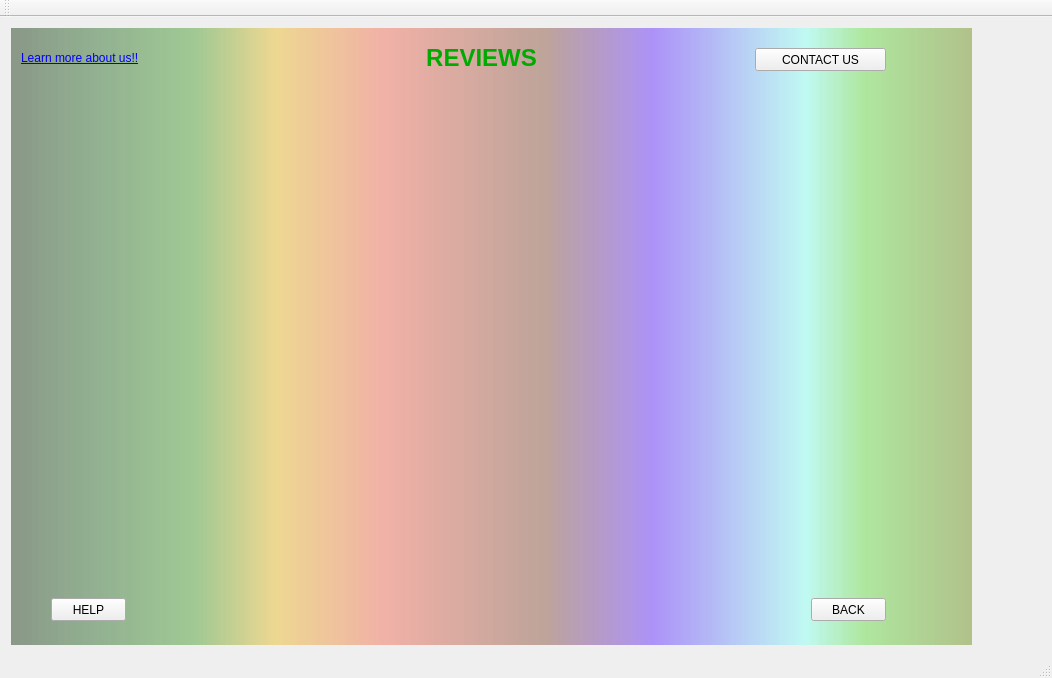
Qt form mainwindow.ui (TheSoullessOne/Group-Project-2) before a commit.
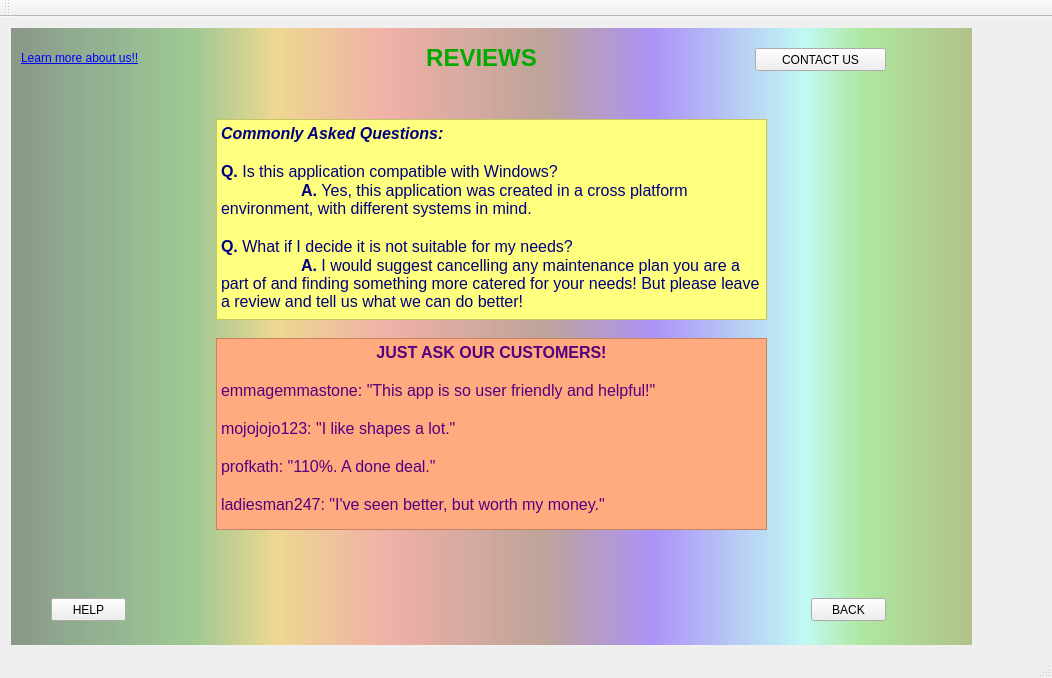
The same form after that commit. The open tabs and pages were chosen to show the change. Custom widgets are drawn as their Qt base class.

Commit message: review page

Patch:
```diff
--- a/mainwindow.ui
+++ b/mainwindow.ui
@@ -24,7 +24,7 @@
        <string notr="true"/>
       </property>
       <property name="currentIndex">
-       <number>4</number>
+       <number>3</number>
       </property>
       <widget class="QWidget" name="login_page">
        <property name="sizePolicy">
@@ -866,12 +866,69 @@
          <string>&lt;html&gt;&lt;head/&gt;&lt;body&gt;&lt;p&gt;&lt;a href=&quot;https://youtu.be/L2WIg3xoSw8&quot;&gt;&lt;span style=&quot; text-decoration: underline; color:#0000ff;&quot;&gt;Learn more about us!!&lt;/span&gt;&lt;/a&gt;&lt;/p&gt;&lt;/body&gt;&lt;/html&gt;</string>
         </property>
        </widget>
+       <widget class="QTextBrowser" name="commonlyAskedQs">
+        <property name="geometry">
+         <rect>
+          <x>205</x>
+          <y>91</y>
+          <width>551</width>
+          <height>201</height>
+         </rect>
+        </property>
+        <property name="styleSheet">
+         <string notr="true">background-color: rgb(155, 255, 202);
+background-color: rgb(255, 255, 127);</string>
+        </property>
+        <property name="html">
+         <string>&lt;!DOCTYPE HTML PUBLIC &quot;-//W3C//DTD HTML 4.0//EN&quot; &quot;http://www.w3.org/TR/REC-html40/strict.dtd&quot;&gt;
+&lt;html&gt;&lt;head&gt;&lt;meta name=&quot;qrichtext&quot; content=&quot;1&quot; /&gt;&lt;style type=&quot;text/css&quot;&gt;
+p, li { white-space: pre-wrap; }
+&lt;/style&gt;&lt;/head&gt;&lt;body style=&quot; font-family:'OCR A Extended'; font-size:8pt; font-weight:400; font-style:normal;&quot;&gt;
+&lt;p style=&quot; margin-top:0px; margin-bottom:0px; margin-left:0px; margin-right:0px; -qt-block-indent:0; text-indent:0px;&quot;&gt;&lt;span style=&quot; font-size:12pt; font-weight:600; font-style:italic; color:#00007f;&quot;&gt;Commonly Asked Questions:&lt;/span&gt;&lt;/p&gt;
+&lt;p style=&quot;-qt-paragraph-type:empty; margin-top:0px; margin-bottom:0px; margin-left:0px; margin-right:0px; -qt-block-indent:0; text-indent:0px; font-size:12pt; font-weight:600; font-style:italic; color:#00007f;&quot;&gt;&lt;br /&gt;&lt;/p&gt;
+&lt;p style=&quot; margin-top:0px; margin-bottom:0px; margin-left:0px; margin-right:0px; -qt-block-indent:0; text-indent:0px;&quot;&gt;&lt;span style=&quot; font-size:12pt; font-weight:600; color:#00007f;&quot;&gt;Q. &lt;/span&gt;&lt;span style=&quot; font-size:12pt; color:#00007f;&quot;&gt;Is this application compatible with Windows?&lt;/span&gt;&lt;/p&gt;
+&lt;p style=&quot; margin-top:0px; margin-bottom:0px; margin-left:0px; margin-right:0px; -qt-block-indent:0; text-indent:0px;&quot;&gt;&lt;span style=&quot; font-size:12pt; font-weight:600; color:#00007f;&quot;&gt;	A. &lt;/span&gt;&lt;span style=&quot; font-size:12pt; color:#00007f;&quot;&gt;Yes, this application was created in a cross platform 	environment, with different systems in mind.&lt;/span&gt;&lt;/p&gt;
+&lt;p style=&quot;-qt-paragraph-type:empty; margin-top:0px; margin-bottom:0px; margin-left:0px; margin-right:0px; -qt-block-indent:0; text-indent:0px; font-size:12pt; color:#00007f;&quot;&gt;&lt;br /&gt;&lt;/p&gt;
+&lt;p style=&quot; margin-top:0px; margin-bottom:0px; margin-left:0px; margin-right:0px; -qt-block-indent:0; text-indent:0px;&quot;&gt;&lt;span style=&quot; font-size:12pt; font-weight:600; color:#00007f;&quot;&gt;Q. &lt;/span&gt;&lt;span style=&quot; font-size:12pt; color:#00007f;&quot;&gt;What if I decide it is not suitable for my needs?&lt;/span&gt;&lt;/p&gt;
+&lt;p style=&quot; margin-top:0px; margin-bottom:0px; margin-left:0px; margin-right:0px; -qt-block-indent:0; text-indent:0px;&quot;&gt;&lt;span style=&quot; font-size:12pt; font-weight:600; color:#00007f;&quot;&gt;	A. &lt;/span&gt;&lt;span style=&quot; font-size:12pt; color:#00007f;&quot;&gt;I would suggest cancelling any maintenance plan you are a part of and finding something more catered for your needs! But please leave a review and tell us what we can do better!&lt;/span&gt;&lt;span style=&quot; font-size:12pt; font-weight:600; color:#00007f;&quot;&gt; &lt;/span&gt;&lt;/p&gt;&lt;/body&gt;&lt;/html&gt;</string>
+        </property>
+       </widget>
+       <widget class="QTextBrowser" name="customerRev">
+        <property name="geometry">
+         <rect>
+          <x>205</x>
+          <y>310</y>
+          <width>551</width>
+          <height>192</height>
+         </rect>
+        </property>
+        <property name="styleSheet">
+         <string notr="true">background-color: rgb(255, 170, 127);</string>
+        </property>
+        <property name="html">
+         <string>&lt;!DOCTYPE HTML PUBLIC &quot;-//W3C//DTD HTML 4.0//EN&quot; &quot;http://www.w3.org/TR/REC-html40/strict.dtd&quot;&gt;
+&lt;html&gt;&lt;head&gt;&lt;meta name=&quot;qrichtext&quot; content=&quot;1&quot; /&gt;&lt;style type=&quot;text/css&quot;&gt;
+p, li { white-space: pre-wrap; }
+&lt;/style&gt;&lt;/head&gt;&lt;body style=&quot; font-family:'OCR A Extended'; font-size:8pt; font-weight:400; font-style:normal;&quot;&gt;
+&lt;p align=&quot;center&quot; style=&quot; margin-top:0px; margin-bottom:0px; margin-left:0px; margin-right:0px; -qt-block-indent:0; text-indent:0px;&quot;&gt;&lt;span style=&quot; font-size:12pt; font-weight:600; color:#55007f;&quot;&gt;JUST ASK OUR CUSTOMERS!&lt;/span&gt;&lt;/p&gt;
+&lt;p style=&quot;-qt-paragraph-type:empty; margin-top:0px; margin-bottom:0px; margin-left:0px; margin-right:0px; -qt-block-indent:0; text-indent:0px; font-size:12pt; font-weight:600; color:#55007f;&quot;&gt;&lt;br /&gt;&lt;/p&gt;
+&lt;p style=&quot; margin-top:0px; margin-bottom:0px; margin-left:0px; margin-right:0px; -qt-block-indent:0; text-indent:0px;&quot;&gt;&lt;span style=&quot; font-size:12pt; color:#55007f;&quot;&gt;emmagemmastone: &amp;quot;This app is so user friendly and helpful!&amp;quot;&lt;/span&gt;&lt;/p&gt;
+&lt;p style=&quot;-qt-paragraph-type:empty; margin-top:0px; margin-bottom:0px; margin-left:0px; margin-right:0px; -qt-block-indent:0; text-indent:0px; font-size:12pt; color:#55007f;&quot;&gt;&lt;br /&gt;&lt;/p&gt;
+&lt;p style=&quot; margin-top:0px; margin-bottom:0px; margin-left:0px; margin-right:0px; -qt-block-indent:0; text-indent:0px;&quot;&gt;&lt;span style=&quot; font-size:12pt; color:#55007f;&quot;&gt;mojojojo123: &amp;quot;I like shapes a lot.&amp;quot;&lt;/span&gt;&lt;/p&gt;
+&lt;p style=&quot;-qt-paragraph-type:empty; margin-top:0px; margin-bottom:0px; margin-left:0px; margin-right:0px; -qt-block-indent:0; text-indent:0px; font-size:12pt; color:#55007f;&quot;&gt;&lt;br /&gt;&lt;/p&gt;
+&lt;p style=&quot; margin-top:0px; margin-bottom:0px; margin-left:0px; margin-right:0px; -qt-block-indent:0; text-indent:0px;&quot;&gt;&lt;span style=&quot; font-size:12pt; color:#55007f;&quot;&gt;profkath: &amp;quot;110%. A done deal.&amp;quot;&lt;/span&gt;&lt;/p&gt;
+&lt;p style=&quot;-qt-paragraph-type:empty; margin-top:0px; margin-bottom:0px; margin-left:0px; margin-right:0px; -qt-block-indent:0; text-indent:0px; font-size:12pt; color:#55007f;&quot;&gt;&lt;br /&gt;&lt;/p&gt;
+&lt;p style=&quot; margin-top:0px; margin-bottom:0px; margin-left:0px; margin-right:0px; -qt-block-indent:0; text-indent:0px;&quot;&gt;&lt;span style=&quot; font-size:12pt; color:#55007f;&quot;&gt;ladiesman247: &amp;quot;I've seen better, but worth my money.&amp;quot;&lt;/span&gt;&lt;/p&gt;&lt;/body&gt;&lt;/html&gt;</string>
+        </property>
+       </widget>
        <zorder>wallpaper_3</zorder>
        <zorder>reviewPageBackButt</zorder>
        <zorder>reviewPageTitle</zorder>
        <zorder>reviewHelpButt</zorder>
        <zorder>reviewContButt</zorder>
        <zorder>label_15</zorder>
+       <zorder>commonlyAskedQs</zorder>
+       <zorder>customerRev</zorder>
       </widget>
       <widget class="QWidget" name="help_page">
        <widget class="QPushButton" name="helpBackButt">
@@ -1447,7 +1504,7 @@
      <x>0</x>
      <y>0</y>
      <width>1052</width>
-     <height>18</height>
+     <height>19</height>
     </rect>
    </property>
   </widget>
```
